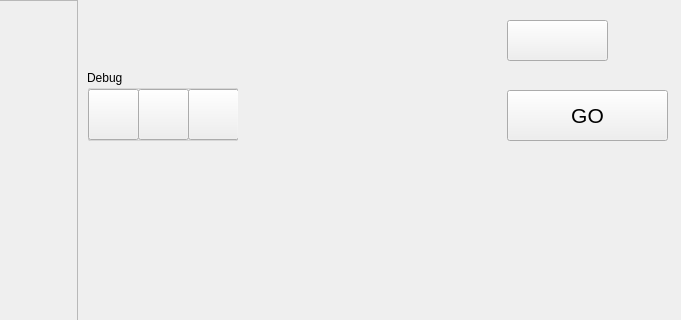
Above: A9/mainwindow.ui from DarkoAdair/Projects before the change; both pictures show x 743 to 1424 and y 0 to 320 of the 1424 by 749 pixel window. Below: the same form after it.
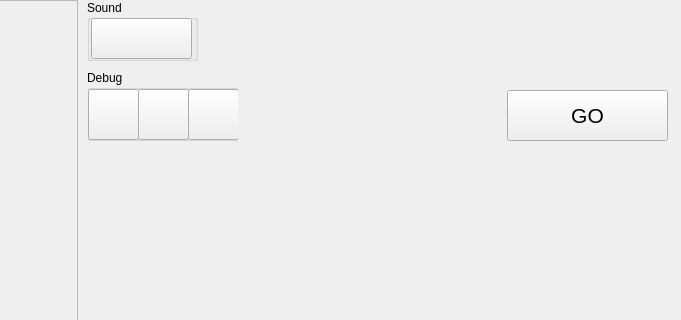
That is the form after the change. Icons and pictures are not drawn.

Commit message: sound on/ff

```diff
--- a/A9/mainwindow.ui
+++ b/A9/mainwindow.ui
@@ -538,11 +538,23 @@
      <bool>true</bool>
     </property>
    </widget>
+   <widget class="QGroupBox" name="groupBox_3">
+    <property name="geometry">
+     <rect>
+      <x>830</x>
+      <y>0</y>
+      <width>111</width>
+      <height>61</height>
+     </rect>
+    </property>
+    <property name="title">
+     <string>Sound</string>
+    </property>
    <widget class="QPushButton" name="soundButton">
     <property name="geometry">
      <rect>
-      <x>1250</x>
-      <y>20</y>
+       <x>4</x>
+       <y>18</y>
       <width>101</width>
       <height>41</height>
      </rect>
@@ -551,6 +563,7 @@
      <string/>
     </property>
    </widget>
+   </widget>
    <zorder>playField</zorder>
    <zorder>startLabel</zorder>
    <zorder>shadowLabel</zorder>
```
Left out of the diff: 2 changed lines with no effect on the pictures. Lines whose indentation alone changed are shown as unchanged. The commit also changes 11 other files.
